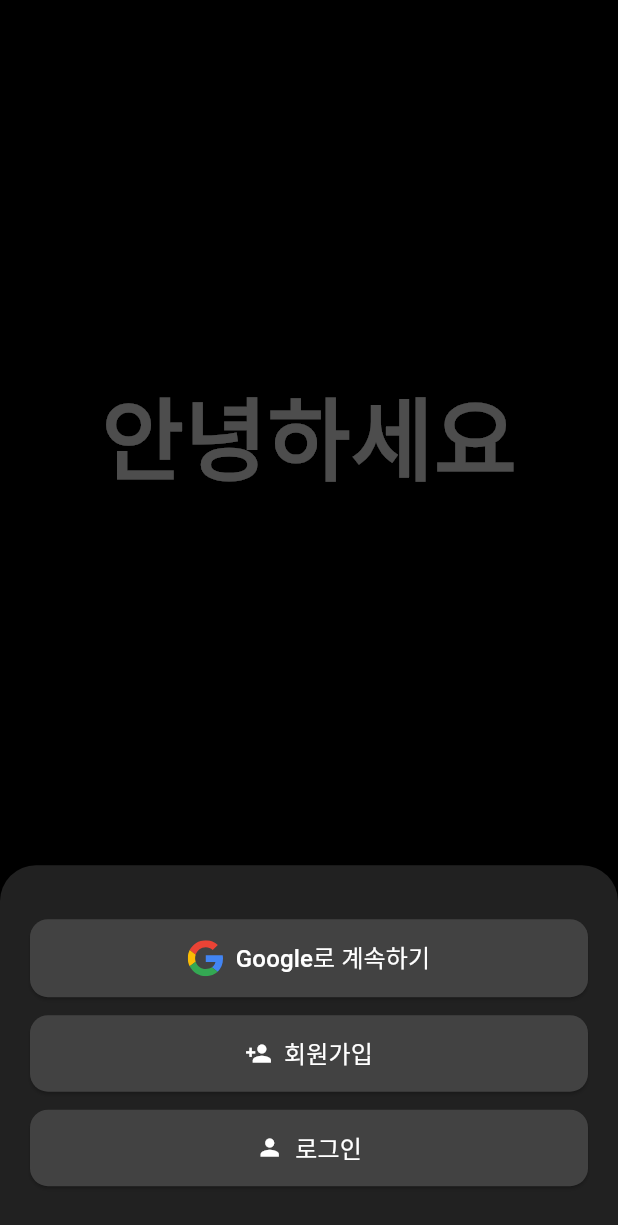
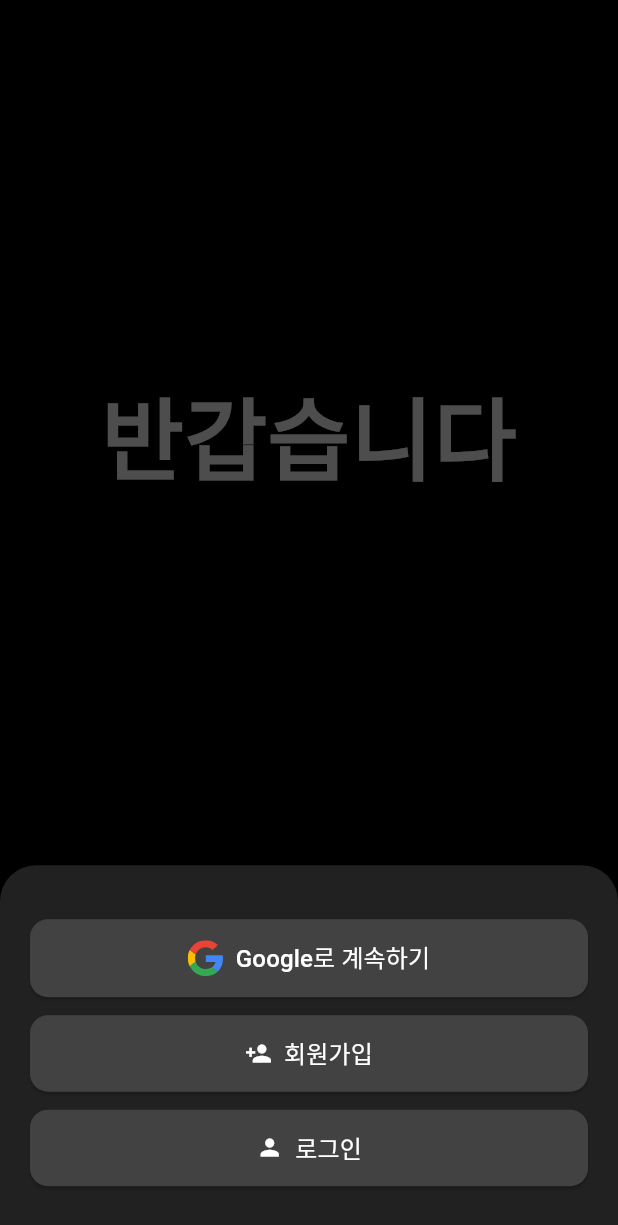
Before and after one commit to taku-mami/my_flutter_app, a Flutter app: the screen it shows after launch, on a phone screen of 412 x 824 dp. Shown: the top 1225 px of the screen. Run offline on Flutter 3.47's test engine with Material 3 defaults, Android fonts, the phone set to English and light mode, and no system bars; our stand-ins replace flutter_svg, google_sign_in.

Commit message:
Final commit: Complete Flutter login app with typing animation

```diff
--- a/lib/main.dart
+++ b/lib/main.dart
@@ -113,13 +113,13 @@ class LoginScreen extends StatelessWidget {
       backgroundColor: Colors.black, // 전체 배경을 검정색으로 설정
       body: Stack(
         children: [
-          // 배경 타자기 효과 - 화면 중간에 "안녕" 텍스트가 타자기처럼 나타남
+          // 배경 타자기 효과 - 화면 중간에 텍스트가 타자기처럼 나타남
           Positioned(
             top: MediaQuery.of(context).size.height * 0.3, // 화면 높이의 30% 지점에 배치
             left: 0, // 왼쪽 끝
             right: 0, // 오른쪽 끝 (가로 전체 너비 사용)
             child: Center(
-              child: TypingText(text: '안녕하세요'), // 타자기 효과로 "안녕" 표시
+              child: TypingText(text: '반갑습니다'), // 타자기 효과
             ),
           ),
           // 화면 하단에 카드 형태의 컨테이너를 배치
```
